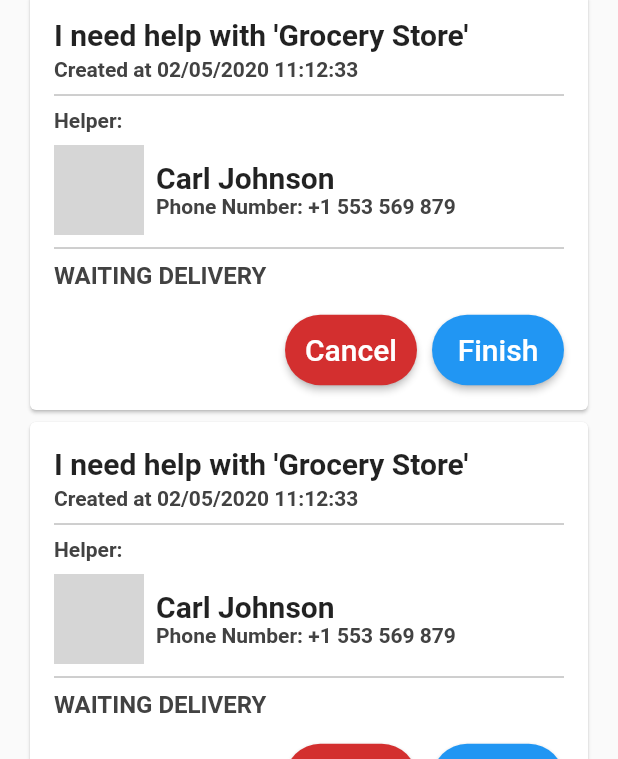
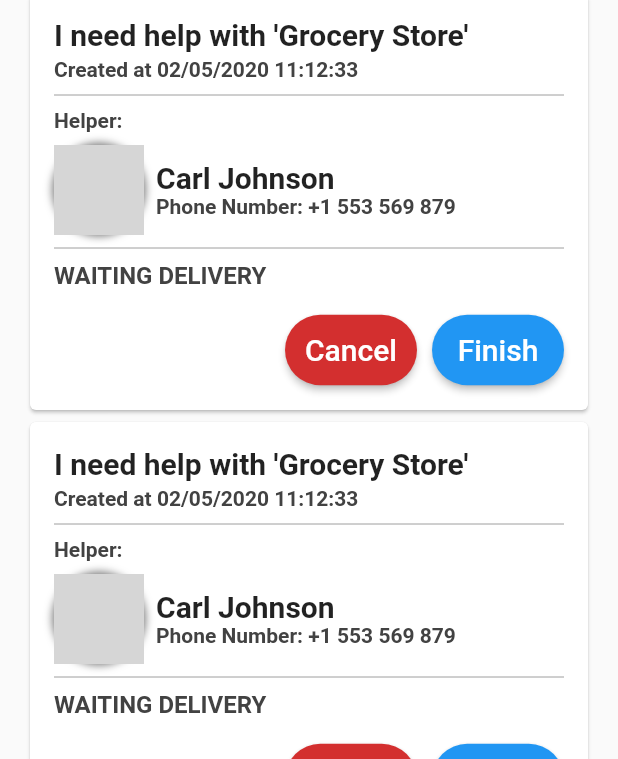
Before and after one commit to carlosarantes/iaidyou, a Flutter app: the MainElderly screen opened directly with empty values, on a phone screen of 412 x 824 dp. Shown: the part 301-1060 px from the top of the screen. Run offline on Flutter 3.47's test engine with Material 2 defaults, Android fonts, the phone set to English and light mode, and no system bars; our stand-ins replace chewie, video_player; missing offline and left inert: geolocation, http_interceptor; network calls fail; grey boxes are pictures that could not be loaded.

```diff
--- a/lib/components/elderly_request_card.dart
+++ b/lib/components/elderly_request_card.dart
@@ -63,13 +63,20 @@ class ElderlyRequestCard extends StatelessWidget {
                                 Container(
                                   width: 60.0,
                                   height: 60.0,
-                                  decoration: new BoxDecoration(
+                                  decoration:  BoxDecoration(
                                       shape: BoxShape.circle,
-                                      image: new DecorationImage(
+                                      image:  DecorationImage(
                                           fit: BoxFit.fill,
-                                          image: new NetworkImage(
+                                          image:  NetworkImage(
                                               "https://i.imgur.com/BoN9kdC.png")
-                                      )
+                                      ),
+
+                                      boxShadow: [
+                                        BoxShadow( color: Colors.black54,  blurRadius: 4, spreadRadius: 1 )
+                                      ]
+
+
+
                                   ),
                                 ),
                                 Container(
```
Also changed, not shown: lib/screens/helper_profile.dart (+13 -26 lines).
